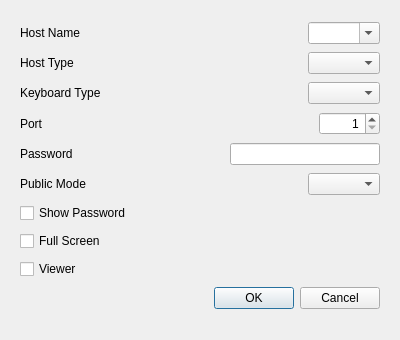
Above: src/GUI/connect_to_server_dialog.ui from funfun-dc5/qtbrynhildr before the change. Below: the same form after it.
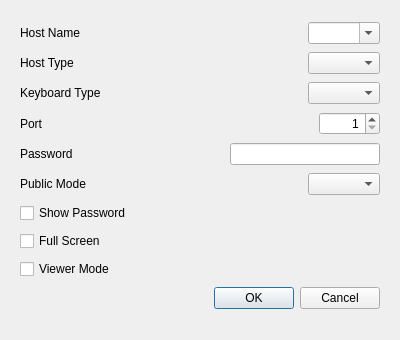
That is the form after the change.

Commit message: fixed a bug of viewer mode ON/OFF

Diff of the .ui file:
```diff
--- a/src/GUI/connect_to_server_dialog.ui
+++ b/src/GUI/connect_to_server_dialog.ui
@@ -244,7 +244,7 @@
     <item>
      <widget class="QCheckBox" name="checkBox_viewer">
       <property name="text">
-       <string>Viewer</string>
+       <string>Viewer Mode</string>
       </property>
      </widget>
     </item>
```
The commit also changes 8 other files.
